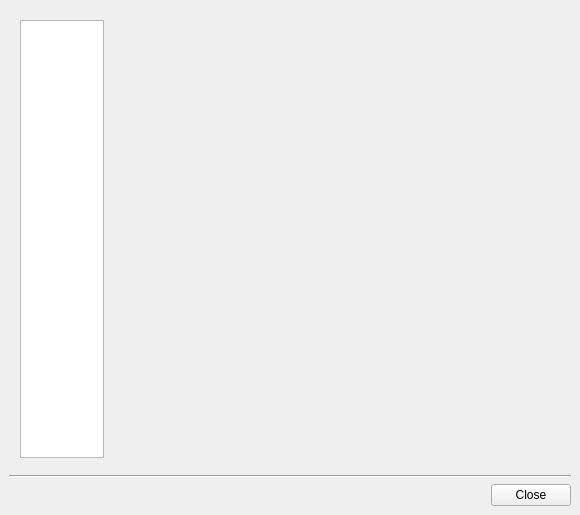
Old version of the form PAConsole/res/maindlg.ui in the repository AnarManafov/PoD.
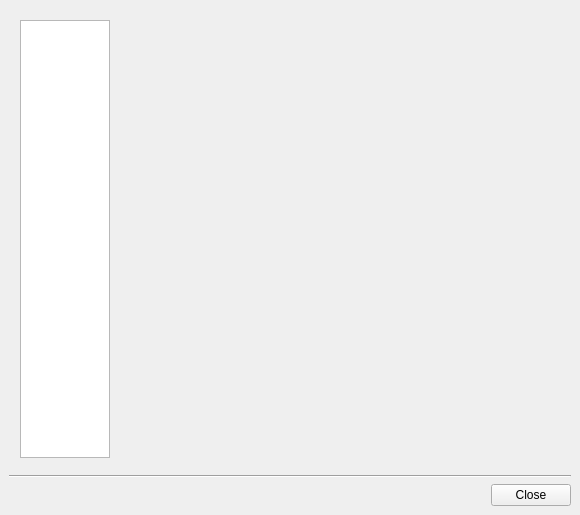
New version of the form.

Commit message: PAConsole: adjusted layout of controls

What changed in the file:
```diff
--- a/PAConsole/res/maindlg.ui
+++ b/PAConsole/res/maindlg.ui
@@ -53,13 +53,13 @@
         <widget class="QListWidget" name="contentsWidget" >
          <property name="minimumSize" >
           <size>
-           <width>84</width>
+           <width>90</width>
            <height>0</height>
           </size>
          </property>
          <property name="maximumSize" >
           <size>
-           <width>84</width>
+           <width>90</width>
            <height>16777215</height>
           </size>
          </property>
@@ -82,7 +82,13 @@
           <number>12</number>
          </property>
          <property name="viewMode" >
-          <enum>QListView::ListMode</enum>
+          <enum>QListView::IconMode</enum>
+         </property>
+         <property name="uniformItemSizes" >
+          <bool>false</bool>
+         </property>
+         <property name="wordWrap" >
+          <bool>true</bool>
          </property>
          <property name="currentRow" >
           <number>-1</number>
```
